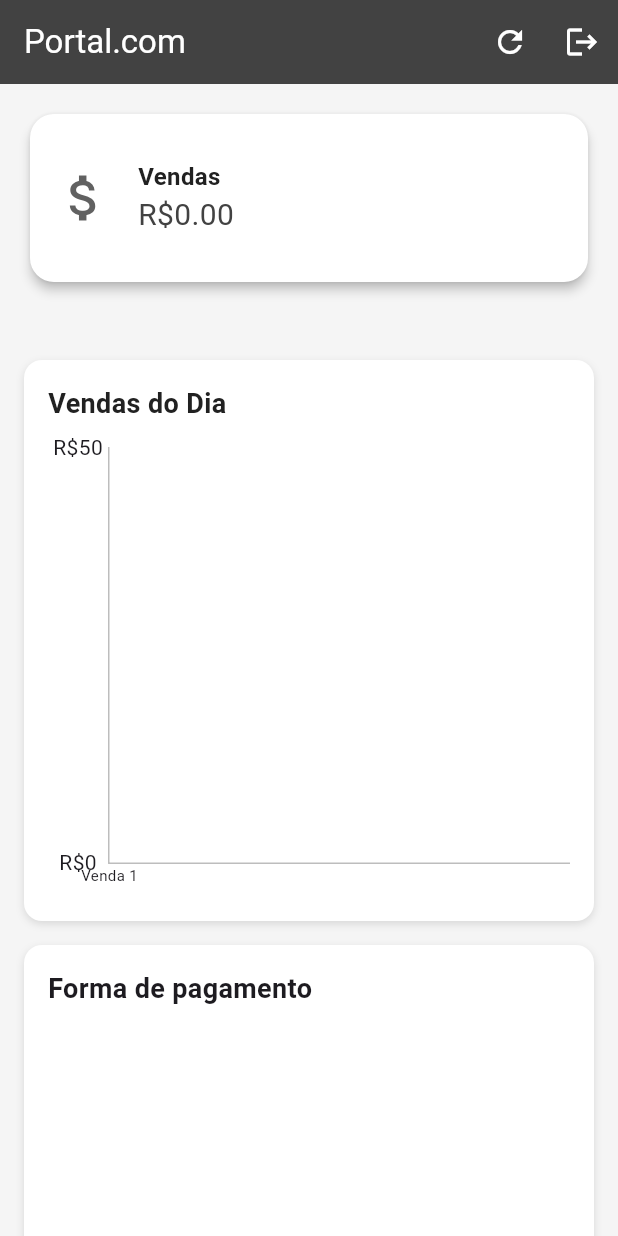
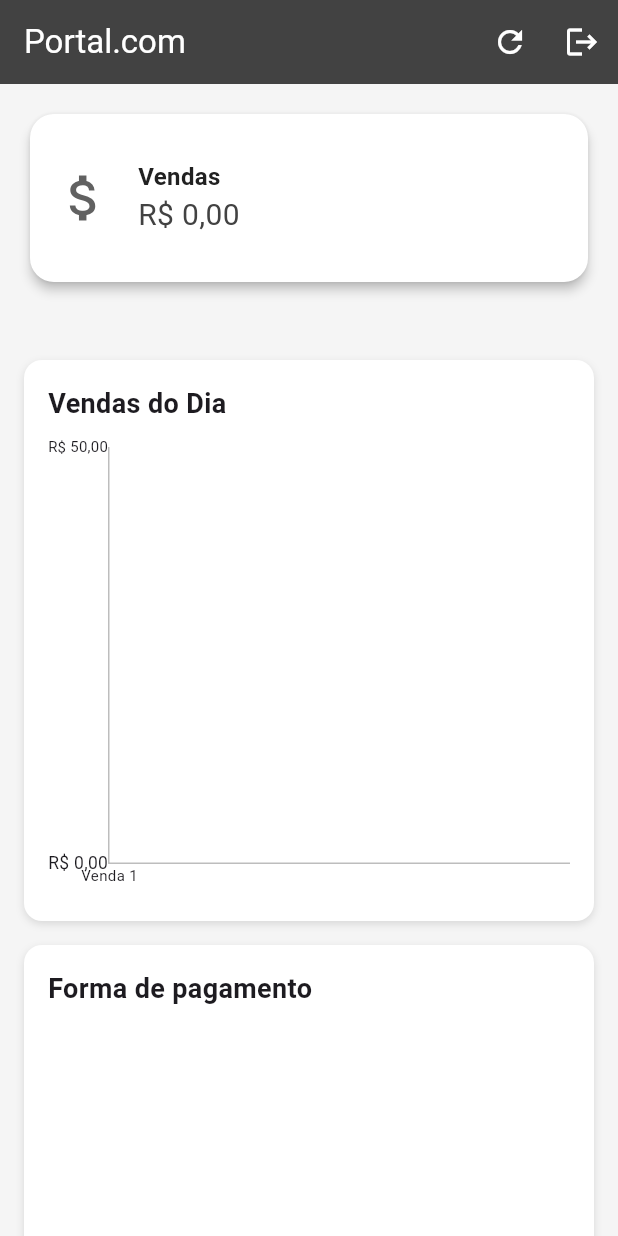
Before and after one commit to Beesteves/dashborad, a Flutter app: the DashboardHome screen opened directly, on a phone screen of 412 x 824 dp. Run offline on Flutter 3.47's test engine with Material 3 defaults, Android fonts, the phone set to English and light mode, and no system bars; drawn by our look-alikes of fl_chart; our stand-ins replace cloud_firestore, firebase_auth, firebase_core, google_sign_in; missing offline and left inert: google_sign_in_platform_interface; accounts and stored records are empty.

Commit message:
Formatcao do valor em reais

```diff
--- a/lib/main.dart
+++ b/lib/main.dart
@@ -1,4 +1,3 @@
-import 'package:dashboard/views/login.dart';
 import 'package:dashboard/views/splash_scream.dart';
 import 'package:flutter/material.dart';
 import 'package:firebase_core/firebase_core.dart';
--- a/lib/views/home.dart
+++ b/lib/views/home.dart
@@ -7,6 +7,7 @@ import 'package:dashboard/widgets/grafico_linha.dart';
 import 'package:dashboard/views/login.dart';
 import 'package:flutter/material.dart';
 import 'package:provider/provider.dart';
+import 'package:intl/intl.dart';
 
 
 class DashboardHome extends StatelessWidget {
@@ -16,6 +17,7 @@ class DashboardHome extends StatelessWidget {
   Widget build(BuildContext context) {
     final screenWidth = MediaQuery.of(context).size.width;
     final isMobile = screenWidth < 600;
+    final formatador = NumberFormat.currency(locale: 'pt_BR', symbol: 'R\$');
 
     final viewModel = Provider.of<DashboardViewModel>(context);
 
@@ -57,7 +59,7 @@ class DashboardHome extends StatelessWidget {
                   children: [
                     _buildCard(
                       'Vendas',
-                      'R\$${viewModel.totalVendas.toStringAsFixed(2)}',
+                      formatador.format(viewModel.totalVendas),
                       Icons.attach_money,
                       isMobile,
                     ),
@@ -65,7 +67,6 @@ class DashboardHome extends StatelessWidget {
                 ),
                 const SizedBox(height: 32),
                 _buildGraficoContainer(
-                  title: 'Vendas do Dia',
                   child: ChangeNotifierProvider(
                     create: (_) {
                       final vendas = viewModel.vendas;
--- a/lib/widgets/grafico_linha.dart
+++ b/lib/widgets/grafico_linha.dart
@@ -1,6 +1,7 @@
 import 'package:dashboard/viewmodels/grafico_viewmodels.dart';
 import 'package:fl_chart/fl_chart.dart';
 import 'package:flutter/material.dart';
+import 'package:intl/intl.dart';
 import 'package:provider/provider.dart';
 
 class GraficoLinha extends StatelessWidget {
@@ -10,8 +11,17 @@ class GraficoLinha extends StatelessWidget {
   Widget build(BuildContext context) {
     final vm = Provider.of<GraficoLinhaViewModel>(context);
     final vendas = vm.valores;
+    final formatador = NumberFormat.currency(locale: 'pt_BR', symbol: 'R\$');
 
-    return SizedBox(
+    return Column(
+      crossAxisAlignment: CrossAxisAlignment.start,
+      children: [
+        const Text(
+          'Vendas do Dia',
+          style: TextStyle(fontSize: 18, fontWeight: FontWeight.bold),
+        ),
+        const SizedBox(height: 16),
+    SizedBox(
       height: 300,
       child: LineChart(
         LineChartData(
@@ -35,7 +45,7 @@ class GraficoLinha extends StatelessWidget {
                 interval: 100,
                 getTitlesWidget: (value, _) => FittedBox(
                   fit: BoxFit.scaleDown,
-                  child: Text('R\$${value.toInt()}'),
+                  child: Text(formatador.format(value)),
                 ),
               ),
             ),
@@ -54,7 +64,7 @@ class GraficoLinha extends StatelessWidget {
               tooltipBgColor: Colors.black87,
               getTooltipItems: (spots) => spots.map(
                 (spot) => LineTooltipItem(
-                  'R\$ ${spot.y.toStringAsFixed(2)}',
+                  formatador.format(spot.y),
                   const TextStyle(color: Colors.white, fontWeight: FontWeight.bold),
                 ),
               ).toList(),
@@ -88,6 +98,8 @@ class GraficoLinha extends StatelessWidget {
           maxY: vm.maxValor + 50,
         ),
       ),
+    )
+    ]
     );
   }
 }
--- a/lib/widgets/grafico_pizza.dart
+++ b/lib/widgets/grafico_pizza.dart
@@ -1,6 +1,7 @@
 import 'package:dashboard/viewmodels/grafico_viewmodels.dart';
 import 'package:fl_chart/fl_chart.dart';
 import 'package:flutter/material.dart';
+import 'package:intl/intl.dart';
 import 'package:provider/provider.dart';
 
 class GraficoPizza extends StatelessWidget {
@@ -11,6 +12,7 @@ class GraficoPizza extends StatelessWidget {
     final vm = Provider.of<GraficoPizzaViewModel>(context);
     final dados = vm.dadosAgrupados;
     final total = vm.total;
+    final formatador = NumberFormat.currency(locale: 'pt_BR', symbol: 'R\$');
 
     return Column(
       crossAxisAlignment: CrossAxisAlignment.start,
@@ -46,7 +48,7 @@ class GraficoPizza extends StatelessWidget {
         ),
         const SizedBox(height: 20),
         ...dados.map((item) {
-          final valorLabel = 'R\$${item['valor'].toStringAsFixed(2)}';
+          final valorLabel = formatador.format(item['valor']);
 
           return Padding(
             padding: const EdgeInsets.symmetric(vertical: 6.0),
@@ -79,6 +81,7 @@ class GraficoPizza extends StatelessWidget {
   void mostrarDetalhesVenda(BuildContext context, String formPag) {
     final vm = Provider.of<GraficoPizzaViewModel>(context, listen: false);
     final vendasFiltradas = vm.filtrarPorFormaPagamento(formPag);
+    final formatador = NumberFormat.currency(locale: 'pt_BR', symbol: 'R\$');
 
     showDialog(
       context: context,
@@ -94,9 +97,10 @@ class GraficoPizza extends StatelessWidget {
               separatorBuilder: (_, __) => const Divider(),
               itemBuilder: (context, index) {
                 final venda = vendasFiltradas[index];
+                final valorFormatado = formatador.format(venda.valor);
                 return ListTile(
                   leading: const Icon(Icons.monetization_on),
-                  title: Text('Valor: R\$${(venda.valor).toStringAsFixed(2)}'),
+                  title: Text('Valor: $valorFormatado'),
                   subtitle: Text('Tipo: ${venda.tipo}'),
                 );
               },
--- a/pubspec.yaml
+++ b/pubspec.yaml
@@ -46,6 +46,7 @@ dependencies:
   firebase_database: ^11.1.4
   google_sign_in_platform_interface: ^2.5.0
   google_sign_in_web: ^0.12.0+1
+  intl: ^0.17.0
 
 dev_dependencies:
   flutter_test:
```
Also changed, not shown: pubspec.lock.
